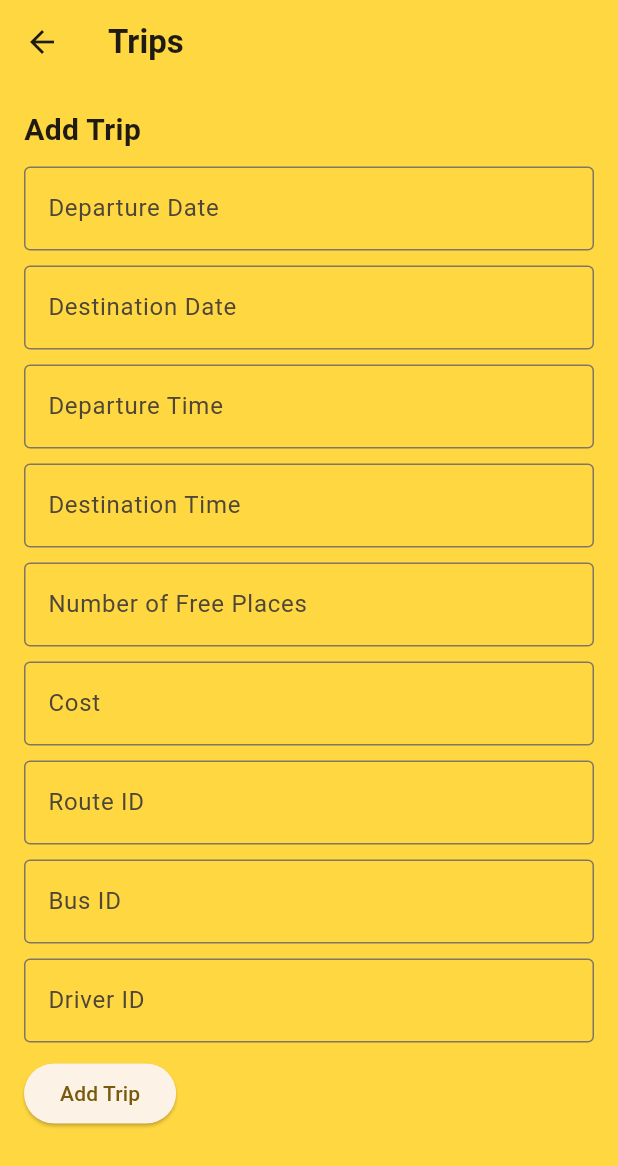
After one commit to Vitalya238/flutter_order_minibuses_app, a Flutter app: the ManageTrips screen opened directly, after a tap on "Add Trip", on a phone screen of 412 x 824 dp. The commit adds this screen. Shown: the top 1166 px of the screen. Run offline on Flutter 3.47's test engine with Material 3 defaults, Android fonts, the phone set to English and light mode, and no system bars; our stand-ins replace sqflite; accounts and stored records are empty.

```diff
--- /dev/null
+++ b/kp/lib/models/Trip.dart
@@ -0,0 +1,67 @@
+class Trip {
+  final String tableName = 'TRIP';
+  final String columnTripId = 'TRIPID';
+  final String columnDepartureDate = 'DEPARTURE_DATE';
+  final String columnDestinationDate = 'DESTINATION_DATE';
+  final String columnDepartureTime = 'DEPARTURE_TIME';
+  final String columnDestinationTime = 'DESTINATION_TIME';
+  final String columnCountFreePlaces = 'COUNT_FREE_PLACES';
+  final String columnCost = 'COST';
+  final String columnRouteId = 'ROUTEID';
+  final String columnBusId = 'BUSID';
+  final String columnDriverId = 'DRIVERID';
+
+  int tripId = 0;
+  late String departureDate;
+  late String destinationDate;
+  late String departureTime;
+  late String destinationTime;
+  late int countFreePlaces;
+  late double cost;
+  late int routeId;
+  late int busId;
+  late int driverId;
+
+  Trip(
+      this.departureDate,
+      this.destinationDate,
+      this.departureTime,
+      this.destinationTime,
+      this.countFreePlaces,
+      this.cost,
+      this.routeId,
+      this.busId,
+      this.driverId,
+      );
+
+  Map<String, Object?> toMap() {
+    var map = <String, Object?>{
+      columnDepartureDate: departureDate,
+      columnDestinationDate: destinationDate,
+      columnDepartureTime: departureTime,
+      columnDestinationTime: destinationTime,
+      columnCountFreePlaces: countFreePlaces,
+      columnCost: cost,
+      columnRouteId: routeId,
+      columnBusId: busId,
+      columnDriverId: driverId,
+    };
+    if (tripId != 0) {
+      map[columnTripId] = tripId;
+    }
+    return map;
+  }
+
+  Trip.fromMap(Map<dynamic, dynamic> map) {
+    tripId = map[columnTripId] ?? 0;
+    departureDate = map[columnDepartureDate];
+    destinationDate = map[columnDestinationDate];
+    departureTime = map[columnDepartureTime];
+    destinationTime = map[columnDestinationTime];
+    countFreePlaces = map[columnCountFreePlaces];
+    cost = map[columnCost];
+    routeId = map[columnRouteId];
+    busId = map[columnBusId];
+    driverId = map[columnDriverId];
+  }
+}
--- a/kp/lib/services/database_helper.dart
+++ b/kp/lib/services/database_helper.dart
@@ -1,4 +1,5 @@
 import 'package:kp/services/bus_handler.dart';
+import 'package:kp/services/trip_handler.dart';
 import 'package:path/path.dart';
 import 'package:sqflite/sqflite.dart';
 import 'package:kp/services/client_handler.dart';
@@ -23,7 +24,7 @@ class DatabaseHelper {
           await BusHandler(db).createTable();
           await CityHandler(db).createTable();
           await RouteHandler(db).createTable();
-          // await TripHandler(db).createTable();
+          await TripHandler(db).createTable();
           // await TicketHandler(db).createTable();
         });
   }
--- /dev/null
+++ b/kp/lib/services/trip_handler.dart
@@ -0,0 +1,71 @@
+
+import 'package:sqflite/sqflite.dart';
+import 'package:kp/models/Trip.dart';
+
+const String tableName = 'TRIP';
+const String columnTripId = 'TRIPID';
+const String columnDepartureDate = 'DEPARTURE_DATE';
+const String columnDestinationDate = 'DESTINATION_DATE';
+const String columnDepartureTime = 'DEPARTURE_TIME';
+const String columnDestinationTime = 'DESTINATION_TIME';
+const String columnCountFreePlaces = 'COUNT_FREE_PLACES';
+const String columnCost = 'COST';
+const String columnRouteId = 'ROUTEID';
+const String columnBusId = 'BUSID';
+const String columnDriverId = 'DRIVERID';
+
+
+
+class TripHandler{
+  late Database db;
+  TripHandler(this.db);
+  Future createTable() async{
+    await db.execute('''
+        create table IF NOT EXISTS $tableName ($columnTripId INTEGER PRIMARY KEY autoincrement,
+                                $columnDepartureDate TEXT not null,
+                                $columnDestinationDate TEXT not null,
+                                $columnDepartureTime TEXT not null,
+                                $columnDestinationTime TEXT NOT NULL,
+                                $columnCountFreePlaces INTEGER NOT NULL,
+                                $columnCost REAL NUT NULL,
+                                $columnRouteId INTEGER NOT NULL,
+                                $columnBusId INTEGER NOT NULL,
+                                $columnDriverId INTEGER NOT NULL,
+                                FOREIGN KEY ($columnBusId) REFERENCES BUS(BUSID),
+                                FOREIGN KEY ($columnRouteId) REFERENCES ROUTE(ROUTEID),
+                                FOREIGN KEY ($columnDriverId) REFERENCES CLIENT(USERID))
+      ''');
+
+  }
+  Future<int> insert(Trip trip) async{
+    return await db.insert(tableName, trip.toMap());
+  }
+  Future<Trip?> getTrip(int id) async{
+    List<Map> maps = await db.query(tableName,
+        columns: [columnTripId, columnDepartureDate, columnDestinationDate, columnDepartureTime, columnDestinationTime, columnCountFreePlaces,columnCost,columnRouteId,columnBusId,columnDriverId],
+        where: '$columnTripId = ?',
+        whereArgs: [id]);
+    if(maps.isNotEmpty){
+      return Trip.fromMap(maps.first);
+    }
+    return null;
+  }
+  Future<int> delete(int id) async{
+    return await db.delete(tableName, where: '$columnTripId = ?', whereArgs: [id]);
+  }
+  Future<int> update(Trip trip) async{
+    return await db.update(tableName, trip.toMap(), where: '$columnTripId = ?', whereArgs: [trip.tripId]);
+  }
+  Future<List<Trip>> getAllTrips() async{
+    List<Map<String, dynamic>> maps = await db.query(tableName);
+    List<Trip> trips = [];
+    for(var map in maps){
+      trips.add(Trip.fromMap(map));
+    }
+    return trips;
+  }
+
+
+
+  Future close() async => db.close();
+}
--- /dev/null
+++ b/kp/lib/views/manage_trips_screen.dart
@@ -0,0 +1,449 @@
+import 'package:flutter/material.dart';
+import 'package:kp/models/Trip.dart';
+import 'package:kp/services/database_notifier.dart';
+import 'package:kp/services/trip_handler.dart';
+import 'package:provider/provider.dart';
+
+class ManageTrips extends StatefulWidget {
+  @override
+  _ManageTripsState createState() => _ManageTripsState();
+}
+
+class _ManageTripsState extends State<ManageTrips> {
+  late Future<List<Trip>> _tripsFuture;
+  final TextEditingController _departureDateController = TextEditingController();
+  final TextEditingController _destinationDateController = TextEditingController();
+  final TextEditingController _departureTimeController = TextEditingController();
+  final TextEditingController _destinationTimeController = TextEditingController();
+  final TextEditingController _countFreePlacesController = TextEditingController();
+  final TextEditingController _costController = TextEditingController();
+  final TextEditingController _routeIdController = TextEditingController();
+  final TextEditingController _busIdController = TextEditingController();
+  final TextEditingController _driverIdController = TextEditingController();
+
+  late Trip _selectedTrip;
+
+  @override
+  void initState() {
+    super.initState();
+    _tripsFuture = _getAllTrips();
+  }
+
+  Future<List<Trip>> _getAllTrips() async {
+    final dbHelper = Provider.of<DatabaseNotifier>(context, listen: false).databaseHelper;
+    await dbHelper.init();
+    TripHandler tripHandler = TripHandler(dbHelper.db);
+
+    return tripHandler.getAllTrips();
+  }
+
+  @override
+  Widget build(BuildContext context) {
+    return Scaffold(
+      appBar: AppBar(
+        backgroundColor: Colors.amberAccent,
+        title: const Text(
+          'Trips',
+          style: TextStyle(fontWeight: FontWeight.w600),
+        ),
+      ),
+      body: Padding(
+        padding: EdgeInsets.all(16.0),
+        child: SingleChildScrollView(
+          child: Column(
+            crossAxisAlignment: CrossAxisAlignment.start,
+            children: [
+              _buildAddTripForm(),
+              SizedBox(height: 20),
+              _buildTripsList(),
+            ],
+          ),
+        ),
+      ),
+    );
+  }
+
+  Widget _buildAddTripForm() {
+    return Column(
+      crossAxisAlignment: CrossAxisAlignment.start,
+      children: [
+        Text(
+          'Add Trip',
+          style: TextStyle(fontSize: 20, fontWeight: FontWeight.bold),
+        ),
+        SizedBox(height: 10),
+        TextField(
+          controller: _departureDateController,
+          decoration: InputDecoration(
+            labelText: 'Departure Date',
+            border: OutlineInputBorder(),
+          ),
+        ),
+        SizedBox(height: 10),
+        TextField(
+          controller: _destinationDateController,
+          decoration: InputDecoration(
+            labelText: 'Destination Date',
+            border: OutlineInputBorder(),
+          ),
+        ),
+        SizedBox(height: 10),
+        TextField(
+          controller: _departureTimeController,
+          decoration: InputDecoration(
+            labelText: 'Departure Time',
+            border: OutlineInputBorder(),
+          ),
+        ),
+        SizedBox(height: 10),
+        TextField(
+          controller: _destinationTimeController,
+          decoration: InputDecoration(
+            labelText: 'Destination Time',
+            border: OutlineInputBorder(),
+          ),
+        ),
+        SizedBox(height: 10),
+        TextField(
+          controller: _countFreePlacesController,
+          decoration: InputDecoration(
+            labelText: 'Number of Free Places',
+            border: OutlineInputBorder(),
+          ),
+          keyboardType: TextInputType.number,
+        ),
+        SizedBox(height: 10),
+        TextField(
+          controller: _costController,
+          decoration: InputDecoration(
+            labelText: 'Cost',
+            border: OutlineInputBorder(),
+          ),
+          keyboardType: TextInputType.number,
+        ),
+        SizedBox(height: 10),
+        TextField(
+          controller: _routeIdController,
+          decoration: InputDecoration(
+            labelText: 'Route ID',
+            border: OutlineInputBorder(),
+          ),
+          keyboardType: TextInputType.number,
+        ),
+        SizedBox(height: 10),
+        TextField(
+          controller: _busIdController,
+          decoration: InputDecoration(
+            labelText: 'Bus ID',
+            border: OutlineInputBorder(),
+          ),
+          keyboardType: TextInputType.number,
+        ),
+        SizedBox(height: 10),
+        TextField(
+          controller: _driverIdController,
+          decoration: InputDecoration(
+            labelText: 'Driver ID',
+            border: OutlineInputBorder(),
+          ),
+          keyboardType: TextInputType.number,
+        ),
+        SizedBox(height: 10),
+        ElevatedButton(
+          onPressed: _addTrip,
+          child: Text('Add Trip'),
+        ),
+      ],
+    );
+  }
+
+  void _addTrip() async {
+    final dbHelper = Provider.of<DatabaseNotifier>(context, listen: false).databaseHelper;
+    TripHandler tripHandler = TripHandler(dbHelper.db);
+
+    String departureDate = _departureDateController.text;
+    String destinationDate = _destinationDateController.text;
+    String departureTime = _departureTimeController.text;
+    String destinationTime = _destinationTimeController.text;
+    int countFreePlaces = int.tryParse(_countFreePlacesController.text) ?? 0;
+    double cost = double.tryParse(_costController.text) ?? 0.0;
+    int routeId = int.tryParse(_routeIdController.text) ?? 0;
+    int busId = int.tryParse(_busIdController.text) ?? 0;
+    int driverId = int.tryParse(_driverIdController.text) ?? 0;
+
+    if (departureDate.isNotEmpty &&
+        destinationDate.isNotEmpty &&
+        departureTime.isNotEmpty &&
+        destinationTime.isNotEmpty &&
+        countFreePlaces > 0 &&
+        cost > 0 &&
+        routeId > 0 &&
+        busId > 0 &&
+        driverId > 0) {
+      Trip newTrip = Trip(
+        departureDate,
+        destinationDate,
+        departureTime,
+        destinationTime,
+        countFreePlaces,
+        cost,
+        routeId,
+        busId,
+        driverId,
+      );
+      await tripHandler.insert(newTrip);
+      setState(() {
+        _tripsFuture = _getAllTrips();
+        _departureDateController.clear();
+        _destinationDateController.clear();
+        _departureTimeController.clear();
+        _destinationTimeController.clear();
+        _countFreePlacesController.clear();
+        _costController.clear();
+        _routeIdController.clear();
+        _busIdController.clear();
+        _driverIdController.clear();
+      });
+    }
+  }
+
+
+  Widget _buildTripsList() {
+    return FutureBuilder(
+      future: _tripsFuture,
+      builder: (context, snapshot) {
+        if (snapshot.connectionState == ConnectionState.waiting) {
+          return Center(
+            child: CircularProgressIndicator(),
+          );
+        } else if (snapshot.hasError) {
+          return Center(
+            child: Text('Error: ${snapshot.error}'),
+          );
+        } else {
+          List<Trip> trips = snapshot.data as List<Trip>;
+          return ListView.builder(
+            shrinkWrap: true,
+            physics: NeverScrollableScrollPhysics(),
+            itemCount: trips.length,
+            itemBuilder: (context, index) {
+              return ListTile(
+                title: Text(
+                  'Trip ID: ${trips[index].tripId}',
+                  style: TextStyle(fontWeight: FontWeight.bold),
+                ),
+                subtitle: Column(
+                  crossAxisAlignment: CrossAxisAlignment.start,
+                  children: [
+                    Text('Departure Date: ${trips[index].departureDate}'),
+                    Text('Destination Date: ${trips[index].destinationDate}'),
+                    Text('Departure Time: ${trips[index].departureTime}'),
+                    Text('Destination Time: ${trips[index].destinationTime}'),
+                    Text('Number of Free Places: ${trips[index].countFreePlaces}'),
+                    Text('Cost: ${trips[index].cost}'),
+                    Text('Route ID: ${trips[index].routeId}'),
+                    Text('Bus ID: ${trips[index].busId}'),
+                    Text('Driver ID: ${trips[index].driverId}'),
+                  ],
+                ),
+                onTap: () {
+                  _editTrip(context, trips[index]);
+                },
+                trailing: IconButton(
+                  icon: Icon(Icons.delete),
+                  onPressed: () {
+                    _deleteTrip(context, trips[index]);
+                  },
+                ),
+              );
+            },
+          );
+        }
+      },
+    );
+  }
+
+  void _editTrip(BuildContext context, Trip trip) {
+    setState(() {
+      _selectedTrip = trip;
+      _departureDateController.text = trip.departureDate;
+      _destinationDateController.text = trip.destinationDate;
+      _departureTimeController.text = trip.departureTime;
+      _destinationTimeController.text = trip.destinationTime;
+      _countFreePlacesController.text = trip.countFreePlaces.toString();
+      _costController.text = trip.cost.toString();
+      _routeIdController.text = trip.routeId.toString();
+      _busIdController.text = trip.busId.toString();
+      _driverIdController.text = trip.driverId.toString();
+    });
+    showDialog(
+      context: context,
+      builder: (BuildContext context) {
+        return AlertDialog(
+          title: Text('Edit Trip'),
+          content: _buildEditTripForm(),
+          actions: <Widget>[
+            TextButton(
+              child: Text('Cancel'),
+              onPressed: () {
+                Navigator.of(context).pop();
+              },
+            ),
+            TextButton(
+              child: Text('Save'),
+              onPressed: () {
+                _saveEditedTrip();
+                Navigator.of(context).pop();
+              },
+            ),
+          ],
+        );
+      },
+    );
+  }
+
+  Widget _buildEditTripForm() {
+    return Column(
+      crossAxisAlignment: CrossAxisAlignment.start,
+      mainAxisSize: MainAxisSize.min,
+      children: [
+        TextField(
+          controller: _departureDateController,
+          decoration: InputDecoration(
+            labelText: 'Departure Date',
+            border: OutlineInputBorder(),
+          ),
+        ),
+        SizedBox(height: 10),
+        TextField(
+          controller: _destinationDateController,
+          decoration: InputDecoration(
+            labelText: 'Destination Date',
+            border: OutlineInputBorder(),
+          ),
+        ),
+        SizedBox(height: 10),
+        TextField(
+          controller: _departureTimeController,
+          decoration: InputDecoration(
+            labelText: 'Departure Time',
+            border: OutlineInputBorder(),
+          ),
+        ),
+        SizedBox(height: 10),
+        TextField(
+          controller: _destinationTimeController,
+          decoration: InputDecoration(
+            labelText: 'Destination Time',
+            border: OutlineInputBorder(),
+          ),
+        ),
+        SizedBox(height: 10),
+        TextField(
+          controller: _countFreePlacesController,
+          decoration: InputDecoration(
+            labelText: 'Number of Free Places',
+            border: OutlineInputBorder(),
+          ),
+          keyboardType: TextInputType.number,
+        ),
+        SizedBox(height: 10),
+        TextField(
+          controller: _costController,
+          decoration: InputDecoration(
+            labelText: 'Cost',
+            border: OutlineInputBorder(),
+          ),
+          keyboardType: TextInputType.number,
+        ),
+        SizedBox(height: 10),
+        TextField(
+          controller: _routeIdController,
+          decoration: InputDecoration(
+            labelText: 'Route ID',
+            border: OutlineInputBorder(),
+          ),
+          keyboardType: TextInputType.number,
+        ),
+        SizedBox(height: 10),
+        TextField(
+          controller: _busIdController,
+          decoration: InputDecoration(
+            labelText: 'Bus ID',
+            border: OutlineInputBorder(),
+          ),
+          keyboardType: TextInputType.number,
+        ),
+        SizedBox(height: 10),
+        TextField(
+          controller: _driverIdController,
+          decoration: InputDecoration(
+            labelText: 'Driver ID',
+            border: OutlineInputBorder(),
+          ),
+          keyboardType: TextInputType.number,
+        ),
+      ],
+    );
+  }
+
+  void _saveEditedTrip() async {
+    final dbHelper = Provider.of<DatabaseNotifier>(context, listen: false).databaseHelper;
+    TripHandler tripHandler = TripHandler(dbHelper.db);
+
+    String departureDate = _departureDateController.text;
+    String destinationDate = _destinationDateController.text;
+    String departureTime = _departureTimeController.text;
+    String destinationTime = _destinationTimeController.text;
+    int countFreePlaces = int.tryParse(_countFreePlacesController.text) ?? 0;
+    double cost = double.tryParse(_costController.text) ?? 0.0;
+    int routeId = int.tryParse(_routeIdController.text) ?? 0;
+    int busId = int.tryParse(_busIdController.text) ?? 0;
+    int driverId = int.tryParse(_driverIdController.text) ?? 0;
+
+    if (departureDate.isNotEmpty &&
+        destinationDate.isNotEmpty &&
+        departureTime.isNotEmpty &&
+        destinationTime.isNotEmpty &&
+        countFreePlaces > 0 &&
+        cost > 0 &&
+        routeId > 0 &&
+        busId > 0 &&
+        driverId > 0) {
+      Trip updatedTrip = Trip(
+        departureDate,
+        destinationDate,
+        departureTime,
+        destinationTime,
+        countFreePlaces,
+        cost,
+        routeId,
+        busId,
+        driverId,
+      );
+      await tripHandler.update(updatedTrip);
+      setState(() {
+        _tripsFuture = _getAllTrips();
+        _departureDateController.clear();
+        _destinationDateController.clear();
+        _departureTimeController.clear();
+        _destinationTimeController.clear();
+        _countFreePlacesController.clear();
+        _costController.clear();
+        _routeIdController.clear();
+        _busIdController.clear();
+        _driverIdController.clear();
+      });
+    }
+  }
+
+  void _deleteTrip(BuildContext context, Trip trip) async {
+    final dbHelper = Provider.of<DatabaseNotifier>(context, listen: false).databaseHelper;
+    TripHandler tripHandler = TripHandler(dbHelper.db);
+
+    await tripHandler.delete(trip.tripId);
+    setState(() {
+      _tripsFuture = _getAllTrips();
+    });
+  }
+}
```
Also changed, not shown: kp/lib/views/manage_database.dart (+11 -1 lines).
